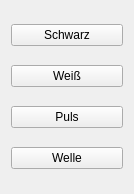
This is Software/demo/ui_demo.ui in tfeldmann/QlockToo as Qt 5 draws it before an edit. The edited form follows.
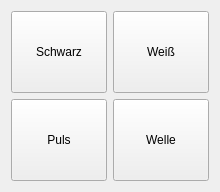
This is the edited form.

Commit message: enhanced demo layout

The edit to the form file:
```diff
--- a/Software/demo/ui_demo.ui
+++ b/Software/demo/ui_demo.ui
@@ -9,8 +9,8 @@
    <rect>
     <x>0</x>
     <y>0</y>
-    <width>134</width>
-    <height>194</height>
+    <width>220</width>
+    <height>192</height>
    </rect>
   </property>
   <property name="windowTitle">
@@ -19,31 +19,27 @@
   <property name="sizeGripEnabled">
    <bool>false</bool>
   </property>
-  <layout class="QVBoxLayout" name="verticalLayout">
-   <item>
+  <layout class="QGridLayout" name="gridLayout">
+   <item row="0" column="0">
     <widget class="QPushButton" name="black">
+     <property name="sizePolicy">
+      <sizepolicy hsizetype="Expanding" vsizetype="Expanding">
+       <horstretch>0</horstretch>
+       <verstretch>0</verstretch>
+      </sizepolicy>
+     </property>
      <property name="focusPolicy">
       <enum>Qt::ClickFocus</enum>
      </property>
      <property name="text">
       <string>Schwarz</string>
      </property>
-     <property name="autoDefault">
-      <bool>false</bool>
+     <property name="iconSize">
+      <size>
+       <width>30</width>
+       <height>30</height>
+      </size>
      </property>
-     <property name="flat">
-      <bool>false</bool>
-     </property>
-    </widget>
-   </item>
-   <item>
-    <widget class="QPushButton" name="white">
-     <property name="focusPolicy">
-      <enum>Qt::ClickFocus</enum>
-     </property>
-     <property name="text">
-      <string>Weiß</string>
-     </property>
      <property name="autoDefault">
       <bool>false</bool>
      </property>
@@ -52,14 +48,26 @@
      </property>
     </widget>
    </item>
-   <item>
+   <item row="2" column="0">
     <widget class="QPushButton" name="fade">
+     <property name="sizePolicy">
+      <sizepolicy hsizetype="Expanding" vsizetype="Expanding">
+       <horstretch>0</horstretch>
+       <verstretch>0</verstretch>
+      </sizepolicy>
+     </property>
      <property name="focusPolicy">
       <enum>Qt::ClickFocus</enum>
      </property>
      <property name="text">
       <string>Puls</string>
      </property>
+     <property name="iconSize">
+      <size>
+       <width>30</width>
+       <height>30</height>
+      </size>
+     </property>
      <property name="autoDefault">
       <bool>false</bool>
      </property>
@@ -68,14 +76,54 @@
      </property>
     </widget>
    </item>
-   <item>
+   <item row="0" column="1">
+    <widget class="QPushButton" name="white">
+     <property name="sizePolicy">
+      <sizepolicy hsizetype="Expanding" vsizetype="Expanding">
+       <horstretch>0</horstretch>
+       <verstretch>0</verstretch>
+      </sizepolicy>
+     </property>
+     <property name="focusPolicy">
+      <enum>Qt::ClickFocus</enum>
+     </property>
+     <property name="text">
+      <string>Weiß</string>
+     </property>
+     <property name="iconSize">
+      <size>
+       <width>30</width>
+       <height>30</height>
+      </size>
+     </property>
+     <property name="autoDefault">
+      <bool>false</bool>
+     </property>
+     <property name="flat">
+      <bool>false</bool>
+     </property>
+    </widget>
+   </item>
+   <item row="2" column="1">
     <widget class="QPushButton" name="wave">
+     <property name="sizePolicy">
+      <sizepolicy hsizetype="Expanding" vsizetype="Expanding">
+       <horstretch>0</horstretch>
+       <verstretch>0</verstretch>
+      </sizepolicy>
+     </property>
      <property name="focusPolicy">
       <enum>Qt::ClickFocus</enum>
      </property>
      <property name="text">
       <string>Welle</string>
      </property>
+     <property name="iconSize">
+      <size>
+       <width>30</width>
+       <height>30</height>
+      </size>
+     </property>
      <property name="autoDefault">
       <bool>false</bool>
      </property>
```
The commit also changes 1 other file.
